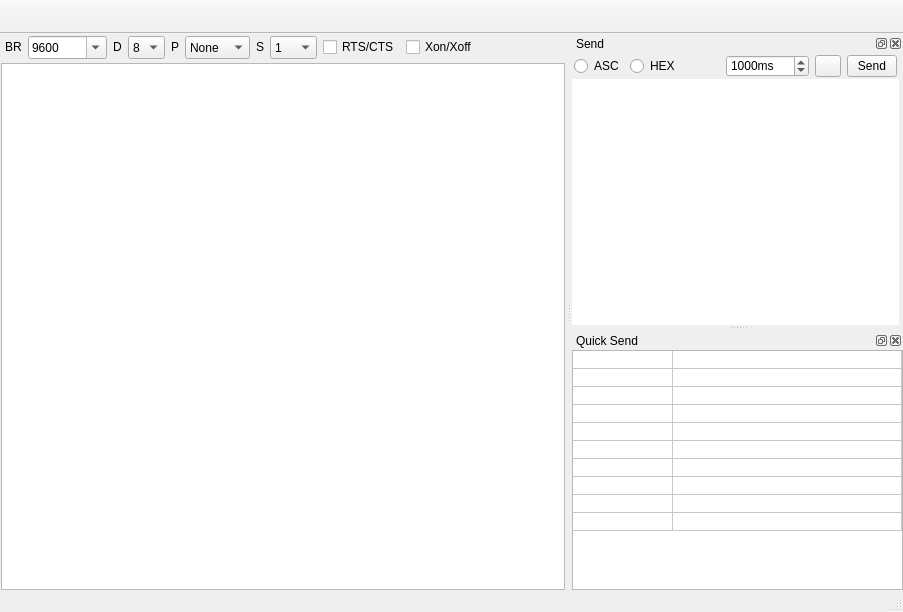
gamesun/UartVide, file ui/mainwindow.ui: the form before one commit.
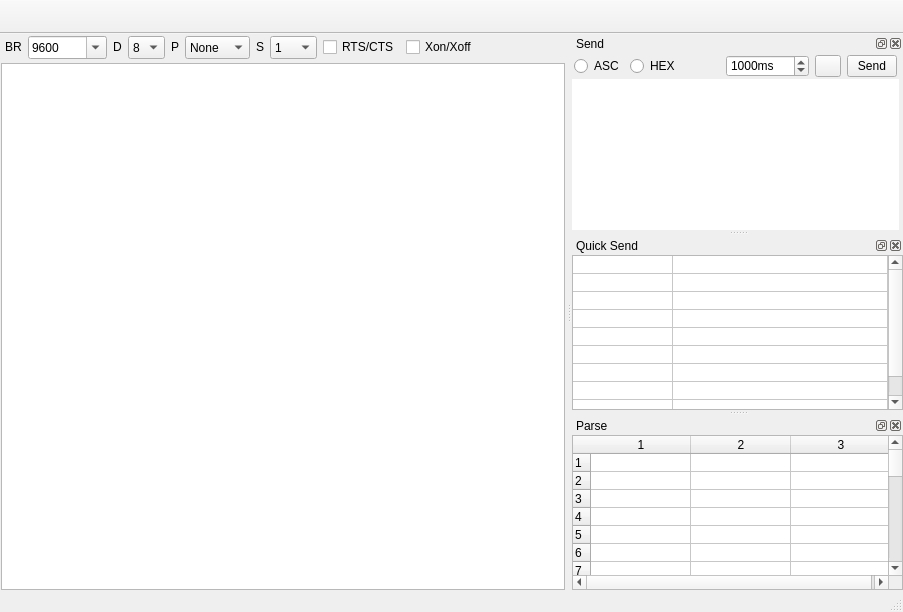
The form after the commit.

Commit message: add Hex-Parse

Diff of the .ui file:
```diff
--- a/ui/mainwindow.ui
+++ b/ui/mainwindow.ui
@@ -937,6 +937,117 @@
     <bool>false</bool>
    </attribute>
   </widget>
+  <widget class="QDockWidget" name="dockWidget_Parse">
+   <property name="contextMenuPolicy">
+    <enum>Qt::PreventContextMenu</enum>
+   </property>
+   <property name="windowTitle">
+    <string notr="true">Parse</string>
+   </property>
+   <attribute name="dockWidgetArea">
+    <number>2</number>
+   </attribute>
+   <widget class="QWidget" name="dockWidgetContents">
+    <layout class="QVBoxLayout" name="verticalLayout_4">
+     <property name="leftMargin">
+      <number>0</number>
+     </property>
+     <property name="topMargin">
+      <number>0</number>
+     </property>
+     <property name="rightMargin">
+      <number>0</number>
+     </property>
+     <property name="bottomMargin">
+      <number>0</number>
+     </property>
+     <item>
+      <widget class="QTableWidget" name="parseTable">
+       <property name="selectionMode">
+        <enum>QAbstractItemView::NoSelection</enum>
+       </property>
+       <property name="verticalScrollMode">
+        <enum>QAbstractItemView::ScrollPerPixel</enum>
+       </property>
+       <property name="horizontalScrollMode">
+        <enum>QAbstractItemView::ScrollPerPixel</enum>
+       </property>
+       <property name="rowCount">
+        <number>50</number>
+       </property>
+       <property name="columnCount">
+        <number>3</number>
+       </property>
+       <attribute name="horizontalHeaderMinimumSectionSize">
+        <number>16</number>
+       </attribute>
+       <attribute name="verticalHeaderVisible">
+        <bool>true</bool>
+       </attribute>
+       <attribute name="verticalHeaderMinimumSectionSize">
+        <number>16</number>
+       </attribute>
+       <attribute name="verticalHeaderDefaultSectionSize">
+        <number>16</number>
+       </attribute>
+       <row/>
+       <row/>
+       <row/>
+       <row/>
+       <row/>
+       <row/>
+       <row/>
+       <row/>
+       <row/>
+       <row/>
+       <row/>
+       <row/>
+       <row/>
+       <row/>
+       <row/>
+       <row/>
+       <row/>
+       <row/>
+       <row/>
+       <row/>
+       <row/>
+       <row/>
+       <row/>
+       <row/>
+       <row/>
+       <row/>
+       <row/>
+       <row/>
+       <row/>
+       <row/>
+       <row/>
+       <row/>
+       <row/>
+       <row/>
+       <row/>
+       <row/>
+       <row/>
+       <row/>
+       <row/>
+       <row/>
+       <row/>
+       <row/>
+       <row/>
+       <row/>
+       <row/>
+       <row/>
+       <row/>
+       <row/>
+       <row/>
+       <row/>
+       <column/>
+       <column/>
+       <column/>
+      </widget>
+     </item>
+    </layout>
+   </widget>
+  </widget>
   <action name="actionSave_Log">
    <property name="text">
     <string notr="true">Save Log</string>
```
The commit also changes 4 other files.
